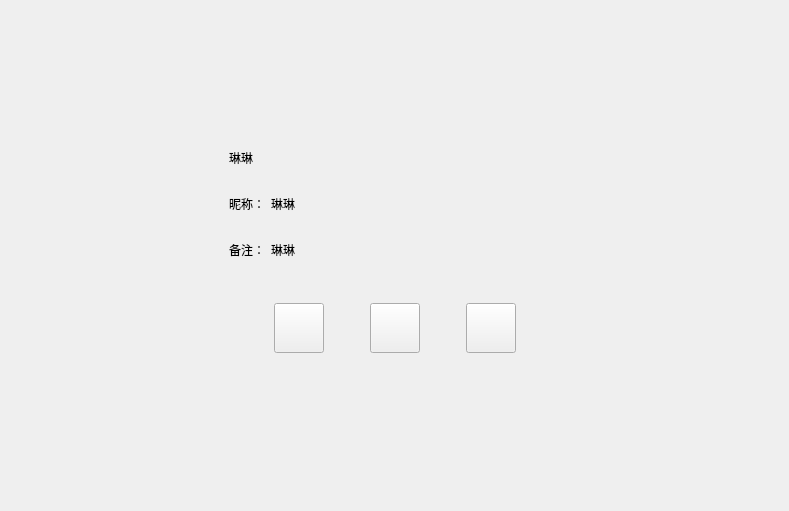
Above: wChat_client/friendinfopage.ui from Eulernumber233/wChat before the change. Below: the same form after it.
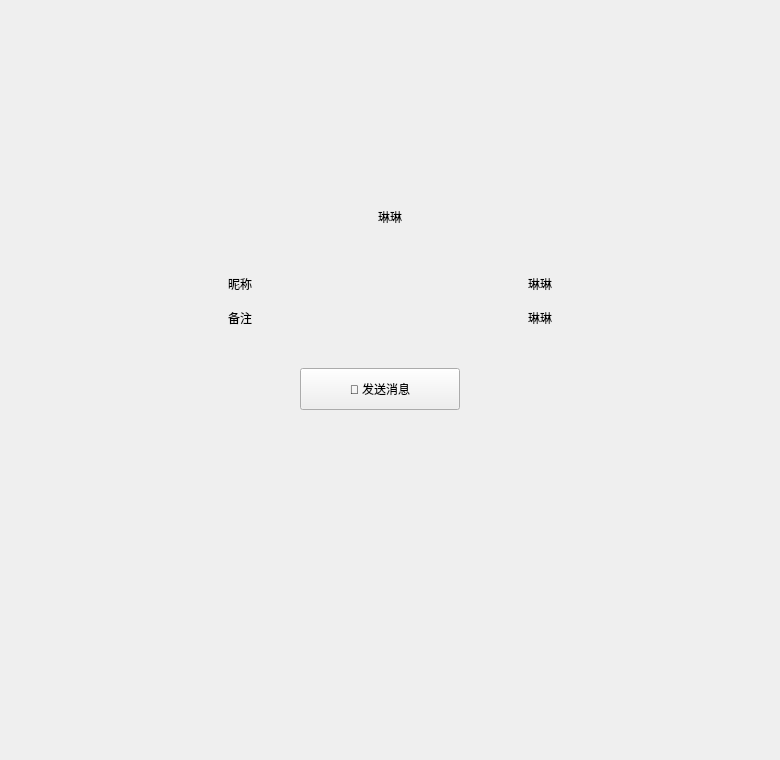
That is the form after the change. Custom widgets are drawn as their Qt base class.

Patch:
```diff
--- a/wChat_client/friendinfopage.ui
+++ b/wChat_client/friendinfopage.ui
@@ -6,410 +6,206 @@
    <rect>
     <x>0</x>
     <y>0</y>
-    <width>789</width>
-    <height>511</height>
+    <width>780</width>
+    <height>760</height>
    </rect>
   </property>
   <property name="windowTitle">
    <string>Form</string>
   </property>
-  <layout class="QVBoxLayout" name="verticalLayout">
-   <property name="leftMargin">
-    <number>120</number>
-   </property>
-   <property name="topMargin">
-    <number>120</number>
-   </property>
-   <property name="rightMargin">
-    <number>120</number>
-   </property>
-   <property name="bottomMargin">
-    <number>120</number>
-   </property>
+
+  <layout class="QVBoxLayout" name="root_layout">
+   <property name="spacing"><number>0</number></property>
+   <property name="leftMargin"><number>0</number></property>
+   <property name="topMargin"><number>0</number></property>
+   <property name="rightMargin"><number>0</number></property>
+   <property name="bottomMargin"><number>0</number></property>
+
+   <!-- Decorative cover band (pink gradient via QSS) -->
    <item>
-    <widget class="QWidget" name="widget" native="true">
-     <layout class="QHBoxLayout" name="horizontalLayout">
+    <widget class="QWidget" name="profile_cover" native="true">
+     <property name="minimumSize"><size><width>0</width><height>110</height></size></property>
+     <property name="maximumSize"><size><width>16777215</width><height>110</height></size></property>
+    </widget>
+   </item>
+
+   <!-- Floating avatar (overlaps cover) + info -->
+   <item>
+    <widget class="QWidget" name="profile_body" native="true">
+     <layout class="QVBoxLayout" name="profile_body_layout">
+      <property name="leftMargin"><number>24</number></property>
+      <property name="topMargin"><number>0</number></property>
+      <property name="rightMargin"><number>24</number></property>
+      <property name="bottomMargin"><number>24</number></property>
+      <property name="spacing"><number>0</number></property>
+
+      <!-- Avatar lifted up to overlap the cover -->
+      <item alignment="Qt::AlignHCenter">
+       <widget class="CircleAvatarLabel" name="icon_lb">
+        <property name="minimumSize"><size><width>88</width><height>88</height></size></property>
+        <property name="maximumSize"><size><width>88</width><height>88</height></size></property>
+        <property name="text"><string/></property>
+       </widget>
+      </item>
+
       <item>
-       <widget class="QLabel" name="icon_lb">
-        <property name="minimumSize">
-         <size>
-          <width>85</width>
-          <height>85</height>
-         </size>
-        </property>
-        <property name="maximumSize">
-         <size>
-          <width>85</width>
-          <height>85</height>
-         </size>
-        </property>
-        <property name="text">
-         <string/>
-        </property>
+       <spacer name="v1">
+        <property name="orientation"><enum>Qt::Orientation::Vertical</enum></property>
+        <property name="sizeType"><enum>QSizePolicy::Policy::Fixed</enum></property>
+        <property name="sizeHint" stdset="0"><size><width>20</width><height>10</height></size></property>
+       </spacer>
+      </item>
+
+      <item alignment="Qt::AlignHCenter">
+       <widget class="QLabel" name="name_lb">
+        <property name="text"><string>琳琳</string></property>
+        <property name="alignment"><set>Qt::AlignmentFlag::AlignCenter</set></property>
        </widget>
       </item>
+
+      <item alignment="Qt::AlignHCenter">
+       <widget class="QLabel" name="sex_lb">
+        <property name="minimumSize"><size><width>0</width><height>14</height></size></property>
+        <property name="maximumSize"><size><width>16777215</width><height>14</height></size></property>
+        <property name="text"><string/></property>
+        <property name="alignment"><set>Qt::AlignmentFlag::AlignCenter</set></property>
+       </widget>
+      </item>
+
       <item>
-       <widget class="QWidget" name="widget_3" native="true">
-        <layout class="QVBoxLayout" name="verticalLayout_2">
+       <spacer name="v2">
+        <property name="orientation"><enum>Qt::Orientation::Vertical</enum></property>
+        <property name="sizeType"><enum>QSizePolicy::Policy::Fixed</enum></property>
+        <property name="sizeHint" stdset="0"><size><width>20</width><height>18</height></size></property>
+       </spacer>
+      </item>
+
+      <!-- Meta card: nick / remark rows -->
+      <item alignment="Qt::AlignHCenter">
+       <widget class="QWidget" name="profile_meta" native="true">
+        <property name="minimumSize"><size><width>360</width><height>0</height></size></property>
+        <property name="maximumSize"><size><width>400</width><height>16777215</height></size></property>
+        <layout class="QVBoxLayout" name="profile_meta_layout">
+         <property name="leftMargin"><number>18</number></property>
+         <property name="topMargin"><number>12</number></property>
+         <property name="rightMargin"><number>18</number></property>
+         <property name="bottomMargin"><number>12</number></property>
+         <property name="spacing"><number>6</number></property>
+
          <item>
-          <widget class="QWidget" name="widget_4" native="true">
-           <property name="minimumSize">
-            <size>
-             <width>0</width>
-             <height>40</height>
-            </size>
-           </property>
-           <property name="maximumSize">
-            <size>
-             <width>16777215</width>
-             <height>40</height>
-            </size>
-           </property>
-           <layout class="QHBoxLayout" name="horizontalLayout_2">
-            <property name="leftMargin">
-             <number>0</number>
-            </property>
-            <property name="topMargin">
-             <number>0</number>
-            </property>
-            <property name="rightMargin">
-             <number>0</number>
-            </property>
-            <property name="bottomMargin">
-             <number>0</number>
-            </property>
-            <item>
-             <widget class="QLabel" name="name_lb">
-              <property name="minimumSize">
-               <size>
-                <width>40</width>
-                <height>0</height>
-               </size>
-              </property>
-              <property name="maximumSize">
-               <size>
-                <width>16777215</width>
-                <height>16777215</height>
-               </size>
-              </property>
-              <property name="text">
-               <string>琳琳</string>
-              </property>
-             </widget>
-            </item>
-            <item>
-             <widget class="QLabel" name="sex_lb">
-              <property name="minimumSize">
-               <size>
-                <width>40</width>
-                <height>40</height>
-               </size>
-              </property>
-              <property name="maximumSize">
-               <size>
-                <width>40</width>
-                <height>40</height>
-               </size>
-              </property>
-              <property name="text">
-               <string/>
-              </property>
-             </widget>
-            </item>
-            <item>
-             <spacer name="horizontalSpacer">
-              <property name="orientation">
-               <enum>Qt::Horizontal</enum>
-              </property>
-              <property name="sizeHint" stdset="0">
-               <size>
-                <width>40</width>
-                <height>20</height>
-               </size>
-              </property>
-             </spacer>
-            </item>
-           </layout>
-          </widget>
-         </item>
-         <item>
-          <widget class="QWidget" name="widget_2" native="true">
-           <property name="minimumSize">
-            <size>
-             <width>0</width>
-             <height>40</height>
-            </size>
-           </property>
-           <property name="maximumSize">
-            <size>
-             <width>16777215</width>
-             <height>40</height>
-            </size>
-           </property>
-           <layout class="QHBoxLayout" name="horizontalLayout_3">
-            <property name="leftMargin">
-             <number>0</number>
-            </property>
-            <property name="topMargin">
-             <number>0</number>
-            </property>
-            <property name="rightMargin">
-             <number>0</number>
-            </property>
-            <property name="bottomMargin">
-             <number>0</number>
-            </property>
+          <widget class="QWidget" name="nick_row" native="true">
+           <layout class="QHBoxLayout" name="nick_row_layout">
+            <property name="leftMargin"><number>0</number></property>
+            <property name="topMargin"><number>4</number></property>
+            <property name="rightMargin"><number>0</number></property>
+            <property name="bottomMargin"><number>4</number></property>
             <item>
              <widget class="QLabel" name="nick_tip">
-              <property name="minimumSize">
-               <size>
-                <width>0</width>
-                <height>30</height>
-               </size>
-              </property>
-              <property name="maximumSize">
-               <size>
-                <width>50</width>
-                <height>30</height>
-               </size>
-              </property>
-              <property name="text">
-               <string>昵称：</string>
-              </property>
+              <property name="text"><string>昵称</string></property>
              </widget>
             </item>
+            <item>
+             <spacer name="nick_spacer">
+              <property name="orientation"><enum>Qt::Orientation::Horizontal</enum></property>
+              <property name="sizeHint" stdset="0"><size><width>40</width><height>20</height></size></property>
+             </spacer>
+            </item>
             <item>
              <widget class="QLabel" name="nick_lb">
-              <property name="text">
-               <string>琳琳</string>
-              </property>
+              <property name="text"><string>琳琳</string></property>
+              <property name="alignment"><set>Qt::AlignmentFlag::AlignRight|Qt::AlignmentFlag::AlignTrailing|Qt::AlignmentFlag::AlignVCenter</set></property>
              </widget>
             </item>
-            <item>
-             <spacer name="horizontalSpacer_2">
-              <property name="orientation">
-               <enum>Qt::Horizontal</enum>
-              </property>
-              <property name="sizeHint" stdset="0">
-               <size>
-                <width>40</width>
-                <height>20</height>
-               </size>
-              </property>
-             </spacer>
-            </item>
            </layout>
           </widget>
          </item>
+
          <item>
-          <widget class="QWidget" name="widget_5" native="true">
-           <property name="minimumSize">
-            <size>
-             <width>0</width>
-             <height>40</height>
-            </size>
-           </property>
-           <property name="maximumSize">
-            <size>
-             <width>16777215</width>
-             <height>40</height>
-            </size>
-           </property>
-           <layout class="QHBoxLayout" name="horizontalLayout_4">
-            <property name="leftMargin">
-             <number>0</number>
-            </property>
-            <property name="topMargin">
-             <number>0</number>
-            </property>
-            <property name="rightMargin">
-             <number>0</number>
-            </property>
-            <property name="bottomMargin">
-             <number>0</number>
-            </property>
+          <widget class="QWidget" name="bak_row" native="true">
+           <layout class="QHBoxLayout" name="bak_row_layout">
+            <property name="leftMargin"><number>0</number></property>
+            <property name="topMargin"><number>4</number></property>
+            <property name="rightMargin"><number>0</number></property>
+            <property name="bottomMargin"><number>4</number></property>
             <item>
              <widget class="QLabel" name="bak_tip">
-              <property name="minimumSize">
-               <size>
-                <width>0</width>
-                <height>30</height>
-               </size>
-              </property>
-              <property name="maximumSize">
-               <size>
-                <width>50</width>
-                <height>30</height>
-               </size>
-              </property>
-              <property name="text">
-               <string>备注：</string>
-              </property>
+              <property name="text"><string>备注</string></property>
              </widget>
             </item>
+            <item>
+             <spacer name="bak_spacer">
+              <property name="orientation"><enum>Qt::Orientation::Horizontal</enum></property>
+              <property name="sizeHint" stdset="0"><size><width>40</width><height>20</height></size></property>
+             </spacer>
+            </item>
             <item>
              <widget class="QLabel" name="bak_lb">
-              <property name="text">
-               <string>琳琳</string>
-              </property>
+              <property name="text"><string>琳琳</string></property>
+              <property name="alignment"><set>Qt::AlignmentFlag::AlignRight|Qt::AlignmentFlag::AlignTrailing|Qt::AlignmentFlag::AlignVCenter</set></property>
              </widget>
             </item>
-            <item>
-             <spacer name="horizontalSpacer_7">
-              <property name="orientation">
-               <enum>Qt::Horizontal</enum>
-              </property>
-              <property name="sizeHint" stdset="0">
-               <size>
-                <width>40</width>
-                <height>20</height>
-               </size>
-              </property>
-             </spacer>
-            </item>
            </layout>
           </widget>
          </item>
+
         </layout>
        </widget>
       </item>
-     </layout>
-    </widget>
-   </item>
-   <item>
-    <widget class="QWidget" name="widget_6" native="true">
-     <layout class="QHBoxLayout" name="horizontalLayout_5">
+
       <item>
-       <spacer name="horizontalSpacer_3">
-        <property name="orientation">
-         <enum>Qt::Horizontal</enum>
-        </property>
-        <property name="sizeHint" stdset="0">
-         <size>
-          <width>40</width>
-          <height>20</height>
-         </size>
-        </property>
+       <spacer name="v3">
+        <property name="orientation"><enum>Qt::Orientation::Vertical</enum></property>
+        <property name="sizeType"><enum>QSizePolicy::Policy::Fixed</enum></property>
+        <property name="sizeHint" stdset="0"><size><width>20</width><height>24</height></size></property>
        </spacer>
       </item>
-      <item>
-       <widget class="ClickedBtn" name="msg_chat">
-        <property name="minimumSize">
-         <size>
-          <width>50</width>
-          <height>50</height>
-         </size>
-        </property>
-        <property name="maximumSize">
-         <size>
-          <width>50</width>
-          <height>50</height>
-         </size>
-        </property>
-        <property name="text">
-         <string/>
-        </property>
+
+      <!-- Primary action: send message. voice/video hidden in cpp. -->
+      <item alignment="Qt::AlignHCenter">
+       <widget class="QWidget" name="profile_actions" native="true">
+        <layout class="QHBoxLayout" name="profile_actions_layout">
+         <property name="spacing"><number>10</number></property>
+         <property name="leftMargin"><number>0</number></property>
+         <property name="topMargin"><number>0</number></property>
+         <property name="rightMargin"><number>0</number></property>
+         <property name="bottomMargin"><number>0</number></property>
+         <item>
+          <widget class="ClickedBtn" name="msg_chat">
+           <property name="minimumSize"><size><width>160</width><height>42</height></size></property>
+           <property name="maximumSize"><size><width>200</width><height>42</height></size></property>
+           <property name="text"><string>💬 发送消息</string></property>
+          </widget>
+         </item>
+         <item>
+          <widget class="ClickedBtn" name="voice_chat">
+           <property name="minimumSize"><size><width>0</width><height>0</height></size></property>
+           <property name="maximumSize"><size><width>0</width><height>0</height></size></property>
+           <property name="text"><string/></property>
+          </widget>
+         </item>
+         <item>
+          <widget class="ClickedBtn" name="video_chat">
+           <property name="minimumSize"><size><width>0</width><height>0</height></size></property>
+           <property name="maximumSize"><size><width>0</width><height>0</height></size></property>
+           <property name="text"><string/></property>
+          </widget>
+         </item>
+        </layout>
        </widget>
       </item>
+
       <item>
-       <spacer name="horizontalSpacer_5">
-        <property name="orientation">
-         <enum>Qt::Horizontal</enum>
-        </property>
-        <property name="sizeType">
-         <enum>QSizePolicy::Fixed</enum>
-        </property>
-        <property name="sizeHint" stdset="0">
-         <size>
-          <width>40</width>
-          <height>20</height>
-         </size>
-        </property>
+       <spacer name="vbot">
+        <property name="orientation"><enum>Qt::Orientation::Vertical</enum></property>
+        <property name="sizeType"><enum>QSizePolicy::Policy::Expanding</enum></property>
+        <property name="sizeHint" stdset="0"><size><width>20</width><height>40</height></size></property>
        </spacer>
       </item>
-      <item>
-       <widget class="ClickedBtn" name="voice_chat">
-        <property name="minimumSize">
-         <size>
-          <width>50</width>
-          <height>50</height>
-         </size>
-        </property>
-        <property name="maximumSize">
-         <size>
-          <width>50</width>
-          <height>50</height>
-         </size>
-        </property>
-        <property name="text">
-         <string/>
-        </property>
-       </widget>
-      </item>
-      <item>
-       <spacer name="horizontalSpacer_6">
-        <property name="orientation">
-         <enum>Qt::Horizontal</enum>
-        </property>
-        <property name="sizeType">
-         <enum>QSizePolicy::Fixed</enum>
-        </property>
-        <property name="sizeHint" stdset="0">
-         <size>
-          <width>40</width>
-          <height>20</height>
-         </size>
-        </property>
-       </spacer>
-      </item>
-      <item>
-       <widget class="ClickedBtn" name="video_chat">
-        <property name="minimumSize">
-         <size>
-          <width>50</width>
-          <height>50</height>
-         </size>
-        </property>
-        <property name="maximumSize">
-         <size>
-          <width>50</width>
-          <height>50</height>
-         </size>
-        </property>
-        <property name="text">
-         <string/>
-        </property>
-       </widget>
-      </item>
-      <item>
-       <spacer name="horizontalSpacer_4">
-        <property name="orientation">
-         <enum>Qt::Horizontal</enum>
-        </property>
-        <property name="sizeHint" stdset="0">
-         <size>
-          <width>40</width>
-          <height>20</height>
-         </size>
-        </property>
-       </spacer>
-      </item>
+
      </layout>
     </widget>
    </item>
-   <item>
-    <spacer name="verticalSpacer_2">
-     <property name="orientation">
-      <enum>Qt::Vertical</enum>
-     </property>
-     <property name="sizeHint" stdset="0">
-      <size>
-       <width>20</width>
-       <height>40</height>
-      </size>
-     </property>
-    </spacer>
-   </item>
+
   </layout>
  </widget>
  <customwidgets>
@@ -418,6 +214,11 @@
    <extends>QPushButton</extends>
    <header>clickedbtn.h</header>
   </customwidget>
+  <customwidget>
+   <class>CircleAvatarLabel</class>
+   <extends>QLabel</extends>
+   <header>circleavatarlabel.h</header>
+  </customwidget>
  </customwidgets>
  <resources/>
  <connections/>
```
Left out of the diff: 1 changed line with no effect on the pictures.
